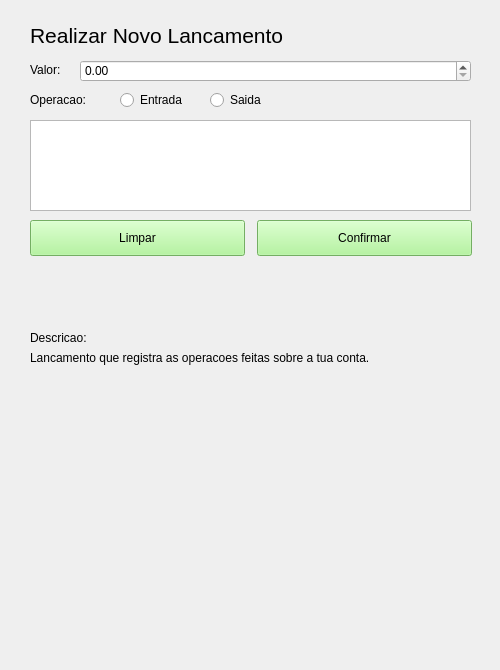
Qt form VirtualWallet/src/vision/wnewrelease.ui (joaovicentesouto/INE5417) before a commit.
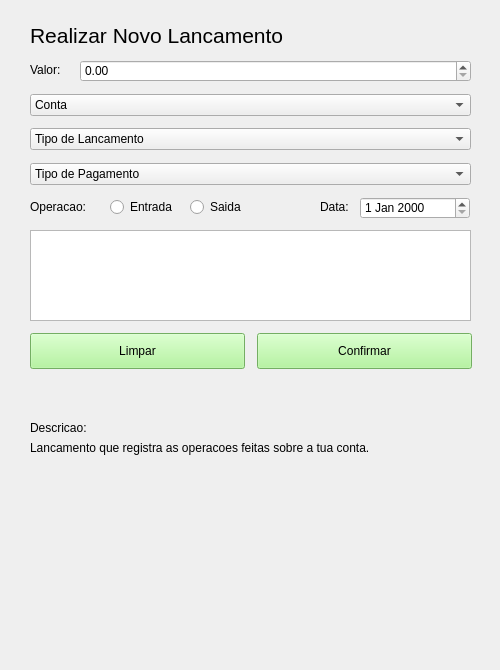
The same form after that commit. Icons and pictures are not drawn.

Commit message: Realizar lancamento com a interface quase pronta

What changed in the file:
```diff
--- a/VirtualWallet/src/vision/wnewrelease.ui
+++ b/VirtualWallet/src/vision/wnewrelease.ui
@@ -29,7 +29,7 @@
    <property name="geometry">
     <rect>
      <x>30</x>
-     <y>220</y>
+     <y>333</y>
      <width>215</width>
      <height>36</height>
     </rect>
@@ -50,7 +50,7 @@
    <property name="geometry">
     <rect>
      <x>30</x>
-     <y>330</y>
+     <y>420</y>
      <width>441</width>
      <height>16</height>
     </rect>
@@ -79,7 +79,7 @@
    <property name="geometry">
     <rect>
      <x>257</x>
-     <y>220</y>
+     <y>333</y>
      <width>215</width>
      <height>36</height>
     </rect>
@@ -100,7 +100,7 @@
    <property name="geometry">
     <rect>
      <x>30</x>
-     <y>350</y>
+     <y>440</y>
      <width>441</width>
      <height>16</height>
     </rect>
@@ -122,8 +122,8 @@
   <widget class="QRadioButton" name="radioButton">
    <property name="geometry">
     <rect>
-     <x>120</x>
-     <y>90</y>
+     <x>110</x>
+     <y>197</y>
      <width>71</width>
      <height>20</height>
     </rect>
@@ -135,8 +135,8 @@
   <widget class="QRadioButton" name="radioButton_2">
    <property name="geometry">
     <rect>
-     <x>210</x>
-     <y>90</y>
+     <x>190</x>
+     <y>197</y>
      <width>61</width>
      <height>20</height>
     </rect>
@@ -149,7 +149,7 @@
    <property name="geometry">
     <rect>
      <x>30</x>
-     <y>90</y>
+     <y>197</y>
      <width>71</width>
      <height>20</height>
     </rect>
@@ -175,7 +175,7 @@
    <property name="geometry">
     <rect>
      <x>30</x>
-     <y>120</y>
+     <y>230</y>
      <width>441</width>
      <height>91</height>
     </rect>
@@ -185,7 +185,7 @@
    <property name="geometry">
     <rect>
      <x>30</x>
-     <y>280</y>
+     <y>390</y>
      <width>441</width>
      <height>16</height>
     </rect>
@@ -200,6 +200,77 @@
     <string/>
    </property>
   </widget>
+  <widget class="QDateEdit" name="DateEdit">
+   <property name="geometry">
+    <rect>
+     <x>360</x>
+     <y>197</y>
+     <width>110</width>
+     <height>22</height>
+    </rect>
+   </property>
+  </widget>
+  <widget class="QLabel" name="Date">
+   <property name="geometry">
+    <rect>
+     <x>320</x>
+     <y>197</y>
+     <width>41</width>
+     <height>20</height>
+    </rect>
+   </property>
+   <property name="text">
+    <string>Data:</string>
+   </property>
+  </widget>
+  <widget class="QComboBox" name="Accounts">
+   <property name="geometry">
+    <rect>
+     <x>30</x>
+     <y>94</y>
+     <width>441</width>
+     <height>22</height>
+    </rect>
+   </property>
+   <item>
+    <property name="text">
+     <string>Conta</string>
+    </property>
+   </item>
+  </widget>
+  <widget class="QComboBox" name="ReleaseType">
+   <property name="geometry">
+    <rect>
+     <x>30</x>
+     <y>128</y>
+     <width>441</width>
+     <height>22</height>
+    </rect>
+   </property>
+   <item>
+    <property name="text">
+     <string notr="true">Tipo de Lancamento</string>
+    </property>
+   </item>
+  </widget>
+  <widget class="QComboBox" name="PaymentType">
+   <property name="geometry">
+    <rect>
+     <x>30</x>
+     <y>163</y>
+     <width>441</width>
+     <height>22</height>
+    </rect>
+   </property>
+   <item>
+    <property name="text">
+     <string>Tipo de Pagamento</string>
+    </property>
+    <property name="icon">
+     <iconset theme="color:red;"/>
+    </property>
+   </item>
+  </widget>
  </widget>
  <resources/>
  <connections/>
```
Left out of the diff: 15 changed lines with no effect on the pictures. The commit also changes 10 other files.
